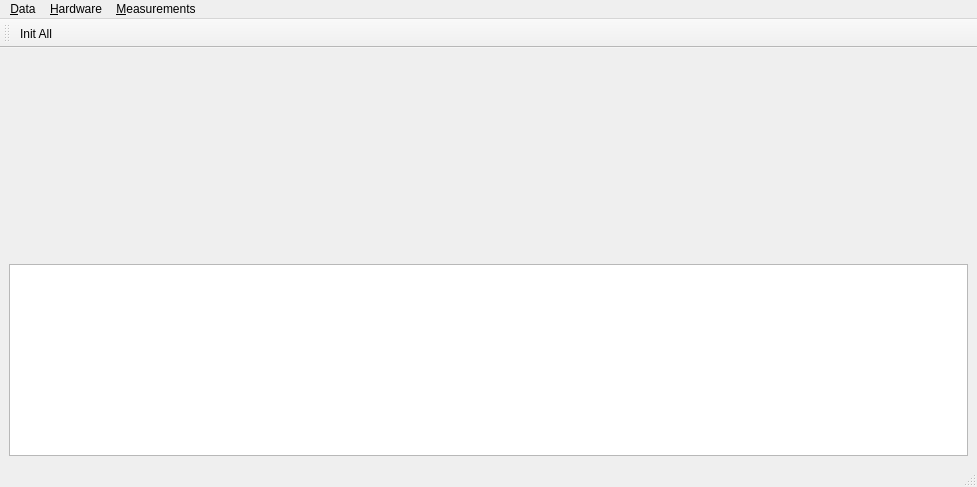
This is gui/PA_main_window.ui in Kaldarinz/PA-RSCF-22-72-00015- as Qt 5 draws it before an edit. The edited form follows.
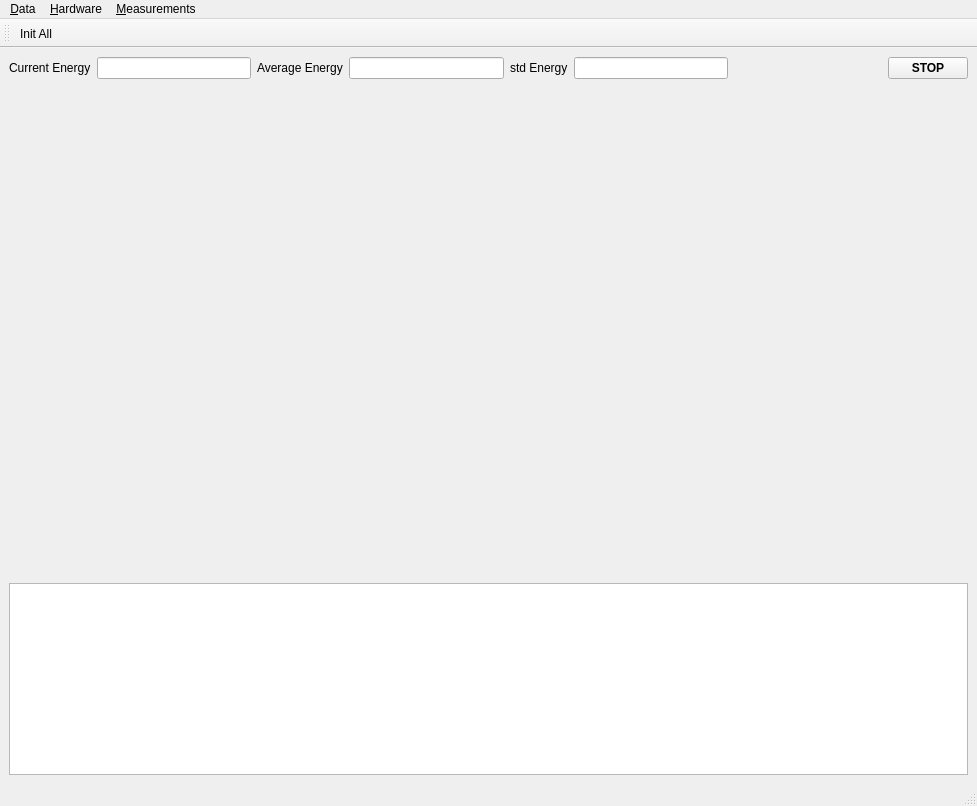
This is the edited form.

Commit message: power meter initial commit

Diff of the .ui file:
```diff
--- a/gui/PA_main_window.ui
+++ b/gui/PA_main_window.ui
@@ -7,7 +7,7 @@
     <x>0</x>
     <y>0</y>
     <width>977</width>
-    <height>487</height>
+    <height>806</height>
    </rect>
   </property>
   <property name="sizePolicy">
@@ -28,22 +28,128 @@
   <widget class="QWidget" name="centralwidget">
    <layout class="QVBoxLayout" name="verticalLayout">
     <item>
-     <spacer name="verticalSpacer">
-      <property name="orientation">
-       <enum>Qt::Vertical</enum>
-      </property>
-      <property name="sizeHint" stdset="0">
-       <size>
-        <width>20</width>
-        <height>204</height>
-       </size>
-      </property>
-     </spacer>
+     <widget class="QWidget" name="wPowerMeter" native="true">
+      <layout class="QVBoxLayout" name="verticalLayout_2">
+       <property name="leftMargin">
+        <number>0</number>
+       </property>
+       <property name="topMargin">
+        <number>0</number>
+       </property>
+       <property name="rightMargin">
+        <number>0</number>
+       </property>
+       <property name="bottomMargin">
+        <number>0</number>
+       </property>
+       <item>
+        <layout class="QHBoxLayout" name="horizontalLayout_2">
+         <item>
+          <widget class="QLabel" name="lblCurEnergy">
+           <property name="text">
+            <string>Current Energy</string>
+           </property>
+           <property name="buddy">
+            <cstring>leCurEnergy</cstring>
+           </property>
+          </widget>
+         </item>
+         <item>
+          <widget class="QLineEdit" name="leCurEnergy">
+           <property name="readOnly">
+            <bool>true</bool>
+           </property>
+          </widget>
+         </item>
+         <item>
+          <widget class="QLabel" name="lblAverEnergy">
+           <property name="text">
+            <string>Average Energy</string>
+           </property>
+          </widget>
+         </item>
+         <item>
+          <widget class="QLineEdit" name="leAverEnergy">
+           <property name="readOnly">
+            <bool>true</bool>
+           </property>
+          </widget>
+         </item>
+         <item>
+          <widget class="QLabel" name="lblStdEnergy">
+           <property name="text">
+            <string>std Energy</string>
+           </property>
+          </widget>
+         </item>
+         <item>
+          <widget class="QLineEdit" name="leStdEnergy">
+           <property name="readOnly">
+            <bool>true</bool>
+           </property>
+          </widget>
+         </item>
+         <item>
+          <spacer name="horizontalSpacer_2">
+           <property name="orientation">
+            <enum>Qt::Horizontal</enum>
+           </property>
+           <property name="sizeHint" stdset="0">
+            <size>
+             <width>40</width>
+             <height>20</height>
+            </size>
+           </property>
+          </spacer>
+         </item>
+         <item>
+          <widget class="QPushButton" name="btnPMStop">
+           <property name="font">
+            <font>
+             <weight>75</weight>
+             <bold>true</bold>
+             <underline>false</underline>
+             <strikeout>false</strikeout>
+            </font>
+           </property>
+           <property name="text">
+            <string>STOP</string>
+           </property>
+          </widget>
+         </item>
+        </layout>
+       </item>
+       <item>
+        <layout class="QHBoxLayout" name="horizontalLayout">
+         <item>
+          <widget class="QWidget" name="pltPMLeft" native="true">
+           <property name="sizePolicy">
+            <sizepolicy hsizetype="Expanding" vsizetype="Expanding">
+             <horstretch>0</horstretch>
+             <verstretch>0</verstretch>
+            </sizepolicy>
+           </property>
+          </widget>
+         </item>
+         <item>
+          <widget class="QWidget" name="pltPMRight" native="true">
+           <property name="sizePolicy">
+            <sizepolicy hsizetype="Expanding" vsizetype="Expanding">
+             <horstretch>0</horstretch>
+             <verstretch>0</verstretch>
+            </sizepolicy>
+           </property>
+          </widget>
+         </item>
+        </layout>
+       </item>
+      </layout>
+     </widget>
     </item>
     <item>
      <widget class="QPlainTextEdit" name="LogTextEdit">
       <property name="sizePolicy">
-       <sizepolicy hsizetype="Expanding" vsizetype="Fixed">
+       <sizepolicy hsizetype="Expanding" vsizetype="Maximum">
         <horstretch>0</horstretch>
         <verstretch>0</verstretch>
        </sizepolicy>
```
The commit also changes 3 other files.
